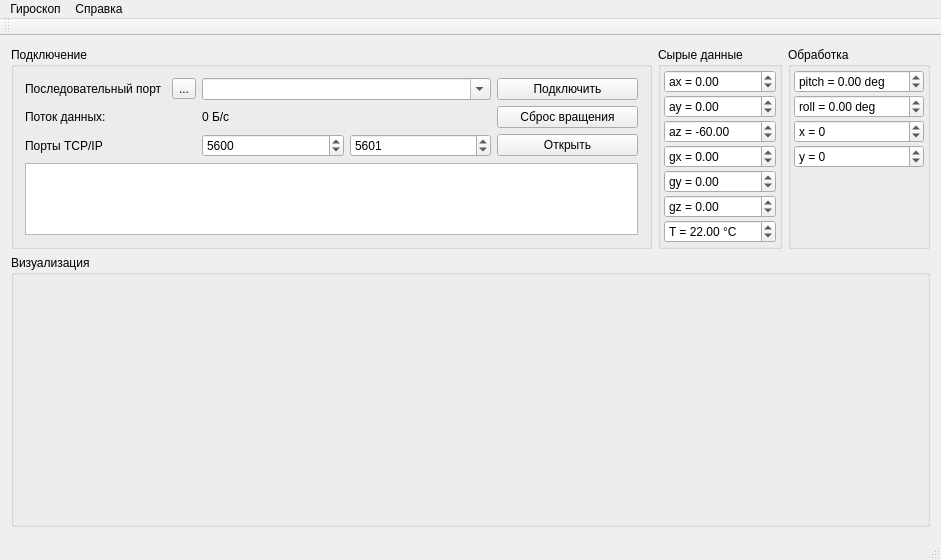
Before: the Qt Designer form accel_com_v3/mainwindow.ui in grifill/Open_CC3D_USB_Facility, drawn with Qt 5.
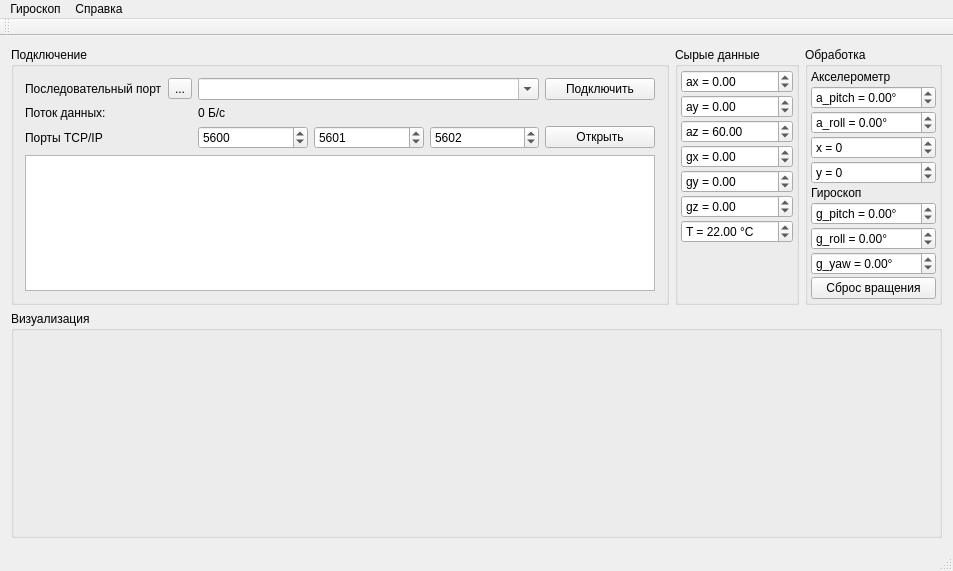
After: the same form once the commit is applied. Custom widgets are drawn as their Qt base class.

```diff
--- a/accel_com_v3/mainwindow.ui
+++ b/accel_com_v3/mainwindow.ui
@@ -6,8 +6,8 @@
    <rect>
     <x>0</x>
     <y>0</y>
-    <width>941</width>
-    <height>560</height>
+    <width>953</width>
+    <height>571</height>
    </rect>
   </property>
   <property name="windowTitle">
@@ -29,34 +29,6 @@
          <string>Подключение</string>
         </property>
         <layout class="QGridLayout" name="gridLayout_2">
-         <item row="0" column="2" colspan="2">
-          <widget class="QComboBox" name="com_combo">
-           <property name="editable">
-            <bool>true</bool>
-           </property>
-          </widget>
-         </item>
-         <item row="0" column="0">
-          <widget class="QLabel" name="label">
-           <property name="text">
-            <string>Последовательный порт</string>
-           </property>
-          </widget>
-         </item>
-         <item row="0" column="4">
-          <widget class="QPushButton" name="com_button">
-           <property name="text">
-            <string>Подключить</string>
-           </property>
-          </widget>
-         </item>
-         <item row="2" column="4">
-          <widget class="QPushButton" name="net_button">
-           <property name="text">
-            <string>Открыть</string>
-           </property>
-          </widget>
-         </item>
          <item row="2" column="3">
           <widget class="QSpinBox" name="port2_sb">
            <property name="maximum">
@@ -67,33 +39,30 @@
            </property>
           </widget>
          </item>
-         <item row="3" column="0" colspan="5">
+         <item row="2" column="5">
+          <widget class="QPushButton" name="net_button">
+           <property name="text">
+            <string>Открыть</string>
+           </property>
+          </widget>
+         </item>
+         <item row="0" column="5">
+          <widget class="QPushButton" name="com_button">
+           <property name="text">
+            <string>Подключить</string>
+           </property>
+          </widget>
+         </item>
+         <item row="0" column="0">
+          <widget class="QLabel" name="label">
+           <property name="text">
+            <string>Последовательный порт</string>
+           </property>
+          </widget>
+         </item>
+         <item row="3" column="0" colspan="6">
           <widget class="QTextEdit" name="log_edit"/>
          </item>
-         <item row="2" column="0">
-          <widget class="QLabel" name="label_2">
-           <property name="text">
-            <string>Порты TCP/IP</string>
-           </property>
-          </widget>
-         </item>
-         <item row="2" column="2">
-          <widget class="QSpinBox" name="port1_sb">
-           <property name="maximum">
-            <number>65535</number>
-           </property>
-           <property name="value">
-            <number>5600</number>
-           </property>
-          </widget>
-         </item>
-         <item row="0" column="1">
-          <widget class="QToolButton" name="refreshPorts_button">
-           <property name="text">
-            <string>...</string>
-           </property>
-          </widget>
-         </item>
          <item row="1" column="0" colspan="2">
           <widget class="QLabel" name="label_3">
            <property name="text">
@@ -101,20 +70,57 @@
            </property>
           </widget>
          </item>
-         <item row="1" column="2" colspan="2">
+         <item row="0" column="1">
+          <widget class="QToolButton" name="refreshPorts_button">
+           <property name="text">
+            <string>...</string>
+           </property>
+          </widget>
+         </item>
+         <item row="2" column="2">
+          <widget class="QSpinBox" name="port1_sb">
+           <property name="maximum">
+            <number>65535</number>
+           </property>
+           <property name="value">
+            <number>5600</number>
+           </property>
+          </widget>
+         </item>
+         <item row="2" column="0">
+          <widget class="QLabel" name="label_2">
+           <property name="text">
+            <string>Порты TCP/IP</string>
+           </property>
+          </widget>
+         </item>
+         <item row="2" column="4">
+          <widget class="QSpinBox" name="port3_sb">
+           <property name="minimum">
+            <number>1</number>
+           </property>
+           <property name="maximum">
+            <number>65535</number>
+           </property>
+           <property name="value">
+            <number>5602</number>
+           </property>
+          </widget>
+         </item>
+         <item row="0" column="2" colspan="3">
+          <widget class="QComboBox" name="com_combo">
+           <property name="editable">
+            <bool>true</bool>
+           </property>
+          </widget>
+         </item>
+         <item row="1" column="2" colspan="3">
           <widget class="QLabel" name="comSpeed_label">
            <property name="text">
             <string>0 Б/с</string>
            </property>
           </widget>
          </item>
-         <item row="1" column="4">
-          <widget class="QPushButton" name="resetRotation_button">
-           <property name="text">
-            <string>Сброс вращения</string>
-           </property>
-          </widget>
-         </item>
         </layout>
        </widget>
       </item>
@@ -183,7 +189,7 @@
             <double>99999.000000000000000</double>
            </property>
            <property name="value">
-            <double>-60.000000000000000</double>
+            <double>60.000000000000000</double>
            </property>
           </widget>
          </item>
@@ -288,13 +294,20 @@
          <property name="bottomMargin">
           <number>3</number>
          </property>
+         <item>
+          <widget class="QLabel" name="label_4">
+           <property name="text">
+            <string>Акселерометр</string>
+           </property>
+          </widget>
+         </item>
          <item>
           <widget class="QDoubleSpinBox" name="pitch_sb">
            <property name="prefix">
-            <string>pitch = </string>
+            <string>a_pitch = </string>
            </property>
            <property name="suffix">
-            <string> deg</string>
+            <string>°</string>
            </property>
            <property name="minimum">
             <double>-999.000000000000000</double>
@@ -307,10 +320,10 @@
          <item>
           <widget class="QDoubleSpinBox" name="roll_sb">
            <property name="prefix">
-            <string>roll = </string>
+            <string>a_roll = </string>
            </property>
            <property name="suffix">
-            <string> deg</string>
+            <string>°</string>
            </property>
            <property name="minimum">
             <double>-999.000000000000000</double>
@@ -346,6 +359,68 @@
            </property>
           </widget>
          </item>
+         <item>
+          <widget class="QLabel" name="label_5">
+           <property name="text">
+            <string>Гироскоп</string>
+           </property>
+          </widget>
+         </item>
+         <item>
+          <widget class="QDoubleSpinBox" name="gPitch_sb">
+           <property name="prefix">
+            <string>g_pitch = </string>
+           </property>
+           <property name="suffix">
+            <string>°</string>
+           </property>
+           <property name="minimum">
+            <double>-999.000000000000000</double>
+           </property>
+           <property name="maximum">
+            <double>999.000000000000000</double>
+           </property>
+          </widget>
+         </item>
+         <item>
+          <widget class="QDoubleSpinBox" name="gRoll_sb">
+           <property name="prefix">
+            <string>g_roll = </string>
+           </property>
+           <property name="suffix">
+            <string>°</string>
+           </property>
+           <property name="minimum">
+            <double>-999.000000000000000</double>
+           </property>
+           <property name="maximum">
+            <double>999.000000000000000</double>
+           </property>
+          </widget>
+         </item>
+         <item>
+          <widget class="QDoubleSpinBox" name="gYaw_sb">
+           <property name="prefix">
+            <string>g_yaw = </string>
+           </property>
+           <property name="suffix">
+            <string>°</string>
+           </property>
+           <property name="minimum">
+            <double>-999.000000000000000</double>
+           </property>
+           <property name="maximum">
+            <double>999.000000000000000</double>
+           </property>
+          </widget>
+         </item>
+         <item>
+          <widget class="QPushButton" name="resetRotation_button">
+           <property name="text">
+            <string>Сброс вращения</string>
+           </property>
+          </widget>
+         </item>
          <item>
           <spacer name="verticalSpacer_2">
            <property name="orientation">
@@ -411,8 +486,8 @@
     <rect>
      <x>0</x>
      <y>0</y>
-     <width>941</width>
-     <height>19</height>
+     <width>953</width>
+     <height>26</height>
     </rect>
    </property>
    <widget class="QMenu" name="menu">
```
